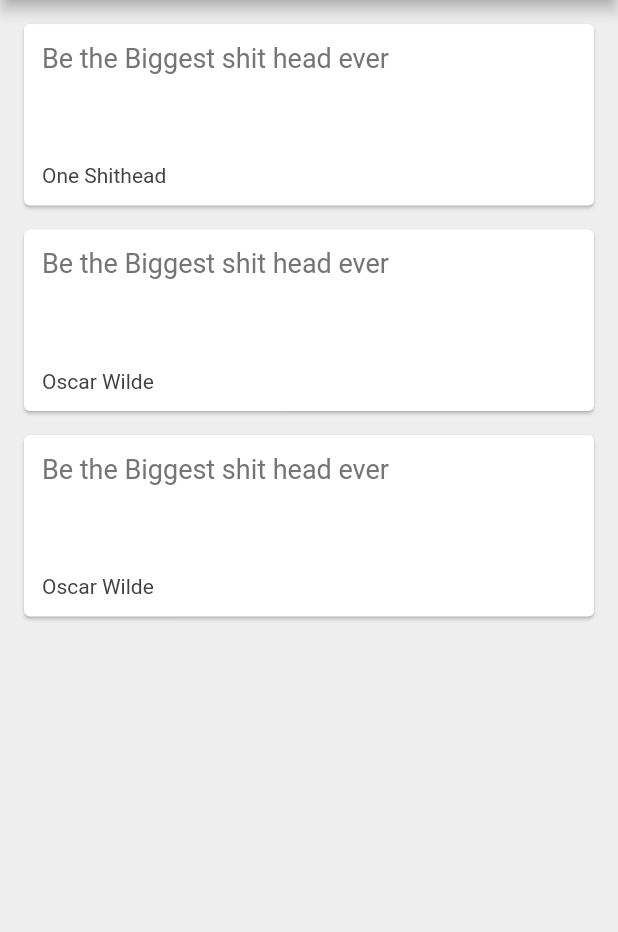
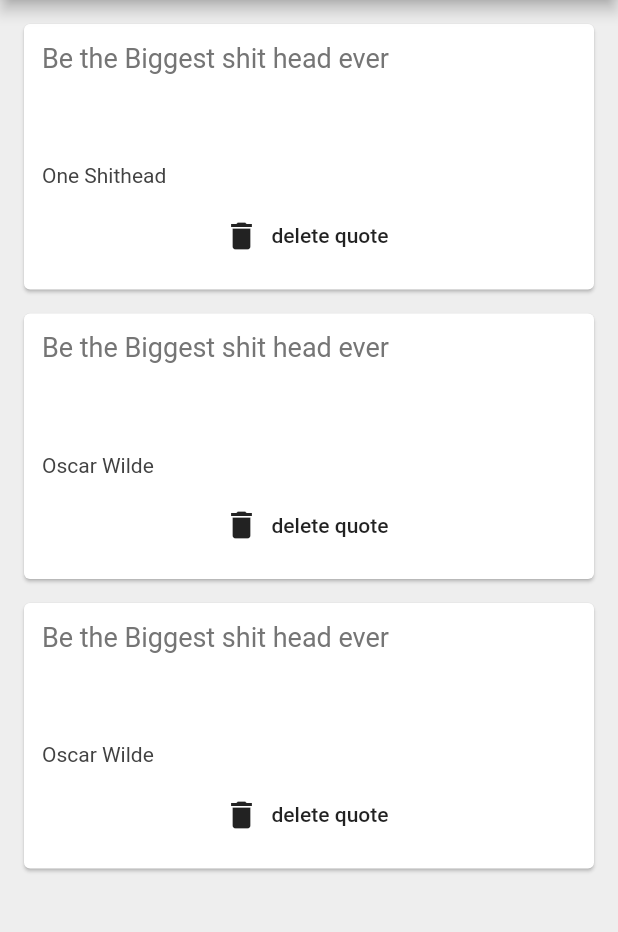
Before and after one commit to barrackboy/Quotes, a Flutter app: the screen it shows after launch, on a phone screen of 412 x 824 dp, the part 84-1016 px from its top. Run offline on Flutter 3.47's test engine with Material 2 defaults, Android fonts, the phone set to English and light mode, and no system bars.

Commit message:
Quote detele

```diff
--- a/lib/main.dart
+++ b/lib/main.dart
@@ -26,7 +26,15 @@ class _QuoteListState extends State<QuoteList> {
         backgroundColor: Colors.redAccent,
       ),
       body: Column(
-        children: quotes.map((quote) => QuoteCard(quote: quote)).toList(),
+        children: quotes
+            .map((quote) => QuoteCard(
+                quote: quote,
+                delete: () {
+                  setState(() {
+                    quotes.remove(quote);
+                  });
+                }))
+            .toList(),
       ),
     );
   }
--- a/lib/quote_card.dart
+++ b/lib/quote_card.dart
@@ -3,7 +3,8 @@ import 'quote.dart';
 
 class QuoteCard extends StatelessWidget {
   final Quote quote;
-  QuoteCard({this.quote});
+  final Function delete;
+  QuoteCard({this.quote, this.delete});
 
   @override
   Widget build(BuildContext context) {
@@ -22,6 +23,12 @@ class QuoteCard extends StatelessWidget {
             Text(
               quote.author,
               style: TextStyle(fontSize: 14, color: Colors.grey[800]),
+            ),
+            SizedBox(height: 8),
+            FlatButton.icon(
+              onPressed: delete,
+              label: Text('delete quote'),
+              icon: Icon(Icons.delete),
             )
           ],
         ),
```
